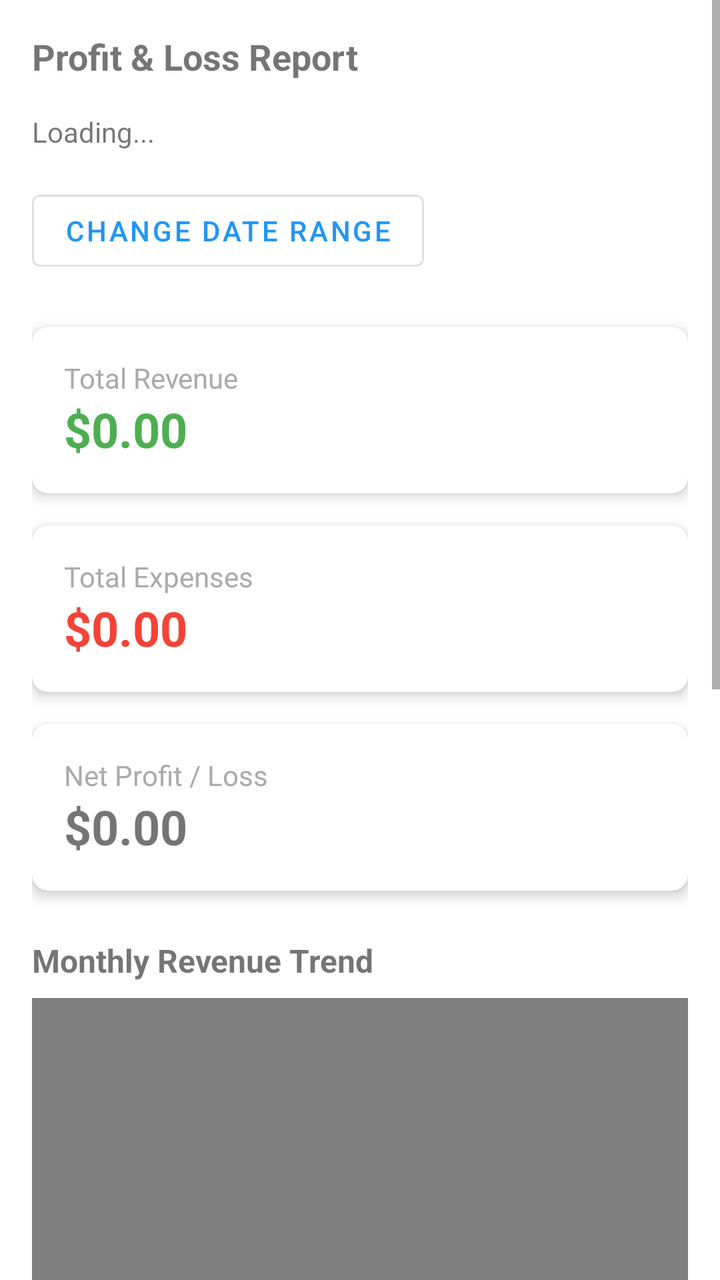
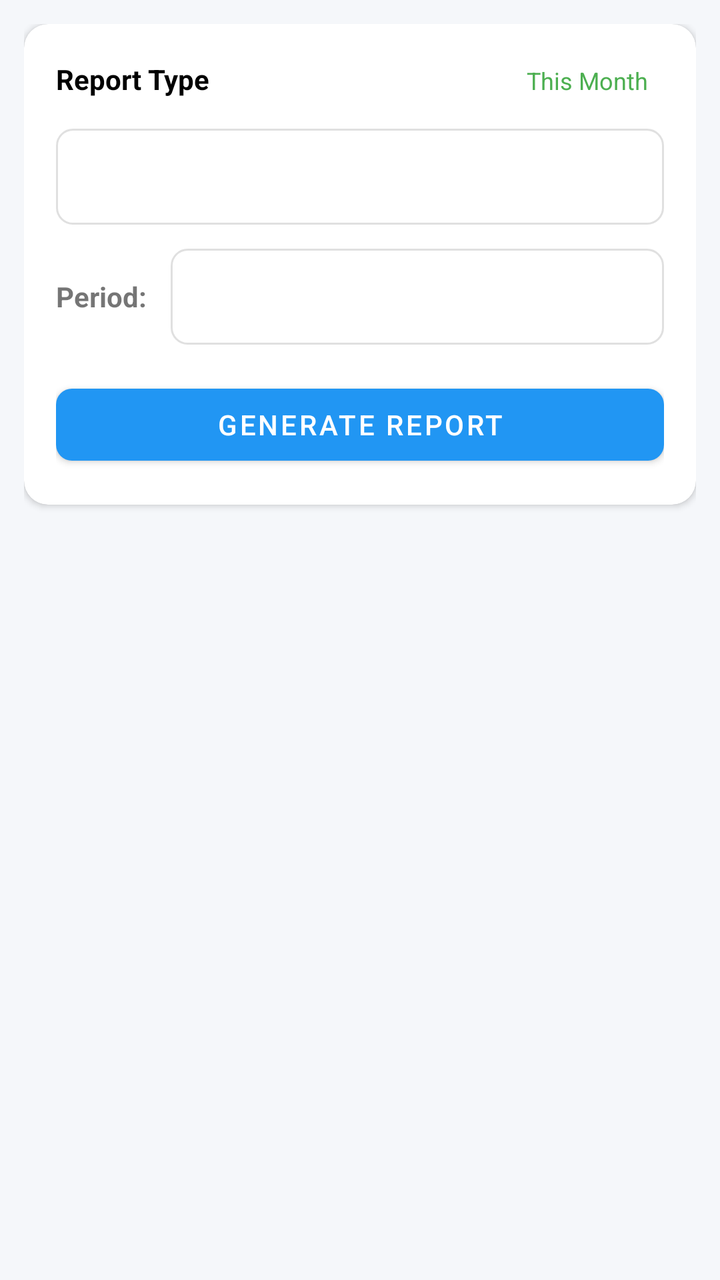

Screens rendered from an Android XML layout before and after an edit, with the pre-edit source and the edit as a unified diff.
<!-- AndroidManifest.xml: application theme Theme.InvoiceApp -->
<!-- res/layout/fragment_reports.xml -->
<?xml version="1.0" encoding="utf-8"?>
<ScrollView xmlns:android="http://schemas.android.com/apk/res/android"
    xmlns:app="http://schemas.android.com/apk/res-auto"
    android:layout_width="match_parent"
    android:layout_height="match_parent"
    android:fillViewport="true">

    <LinearLayout
        android:layout_width="match_parent"
        android:layout_height="wrap_content"
        android:orientation="vertical"
        android:padding="16dp">

        <ProgressBar
            android:id="@+id/progressBar"
            android:layout_width="wrap_content"
            android:layout_height="wrap_content"
            android:layout_gravity="center"
            android:visibility="gone"/>

        <TextView
            android:id="@+id/tvError"
            android:layout_width="match_parent"
            android:layout_height="wrap_content"
            android:textColor="@color/error"
            android:gravity="center"
            android:visibility="gone"/>

        <TextView
            android:layout_width="wrap_content"
            android:layout_height="wrap_content"
            android:text="Profit &amp; Loss Report"
            android:textSize="18sp"
            android:textStyle="bold"
            android:layout_marginBottom="16dp"/>

        <TextView
            android:id="@+id/tvDateRange"
            android:layout_width="wrap_content"
            android:layout_height="wrap_content"
            android:text="Loading..."
            android:layout_marginBottom="16dp"
            android:textSize="14sp"/>

        <Button
            android:id="@+id/btnGenerateReport"
            android:layout_width="wrap_content"
            android:layout_height="wrap_content"
            android:text="Change Date Range"
            android:layout_marginBottom="24dp"
            style="@style/Widget.MaterialComponents.Button.OutlinedButton"/>

        
        <androidx.cardview.widget.CardView
            android:layout_width="match_parent"
            android:layout_height="wrap_content"
            android:layout_marginBottom="16dp"
            app:cardCornerRadius="8dp"
            app:cardElevation="4dp">

            <LinearLayout
                android:layout_width="match_parent"
                android:layout_height="wrap_content"
                android:orientation="vertical"
                android:padding="16dp">

                <TextView
                    android:layout_width="wrap_content"
                    android:layout_height="wrap_content"
                    android:text="Total Revenue"
                    android:textSize="14sp"
                    android:textColor="@android:color/darker_gray"/>

                <TextView
                    android:id="@+id/tvTotalRevenue"
                    android:layout_width="wrap_content"
                    android:layout_height="wrap_content"
                    android:text="$0.00"
                    android:textSize="24sp"
                    android:textStyle="bold"
                    android:textColor="#4CAF50"/>

            </LinearLayout>

        </androidx.cardview.widget.CardView>

        
        <androidx.cardview.widget.CardView
            android:layout_width="match_parent"
            android:layout_height="wrap_content"
            android:layout_marginBottom="16dp"
            app:cardCornerRadius="8dp"
            app:cardElevation="4dp">

            <LinearLayout
                android:layout_width="match_parent"
                android:layout_height="wrap_content"
                android:orientation="vertical"
                android:padding="16dp">

                <TextView
                    android:layout_width="wrap_content"
                    android:layout_height="wrap_content"
                    android:text="Total Expenses"
                    android:textSize="14sp"
                    android:textColor="@android:color/darker_gray"/>

                <TextView
                    android:id="@+id/tvTotalExpenses"
                    android:layout_width="wrap_content"
                    android:layout_height="wrap_content"
                    android:text="$0.00"
                    android:textSize="24sp"
                    android:textStyle="bold"
                    android:textColor="#F44336"/>

            </LinearLayout>

        </androidx.cardview.widget.CardView>

        
        <androidx.cardview.widget.CardView
            android:layout_width="match_parent"
            android:layout_height="wrap_content"
            android:layout_marginBottom="24dp"
            app:cardCornerRadius="8dp"
            app:cardElevation="4dp">

            <LinearLayout
                android:layout_width="match_parent"
                android:layout_height="wrap_content"
                android:orientation="vertical"
                android:padding="16dp">

                <TextView
                    android:layout_width="wrap_content"
                    android:layout_height="wrap_content"
                    android:text="Net Profit / Loss"
                    android:textSize="14sp"
                    android:textColor="@android:color/darker_gray"/>

                <TextView
                    android:id="@+id/tvNetProfit"
                    android:layout_width="wrap_content"
                    android:layout_height="wrap_content"
                    android:text="$0.00"
                    android:textSize="24sp"
                    android:textStyle="bold"/>

            </LinearLayout>

        </androidx.cardview.widget.CardView>

        
        <TextView
            android:layout_width="wrap_content"
            android:layout_height="wrap_content"
            android:text="Monthly Revenue Trend"
            android:textSize="16sp"
            android:textStyle="bold"
            android:layout_marginBottom="8dp"/>

        <com.github.mikephil.charting.charts.BarChart
            android:id="@+id/barChart"
            android:layout_width="match_parent"
            android:layout_height="300dp" />

        <TextView
            android:layout_width="wrap_content"
            android:layout_height="wrap_content"
            android:layout_marginTop="24dp"
            android:layout_marginBottom="8dp"
            android:text="Invoice Status by Month"
            android:textSize="16sp"
            android:textStyle="bold" />

        <com.github.mikephil.charting.charts.BarChart
            android:id="@+id/invoiceStatusChart"
            android:layout_width="match_parent"
            android:layout_height="320dp" />

    </LinearLayout>

</ScrollView>
<!-- resources referenced by this layout -->
<resources>
  <color name="error">#F44336</color>
  <style name="Theme.InvoiceApp" parent="Theme.MaterialComponents.DayNight.NoActionBar">
          <item name="colorPrimary">@color/primary</item>
          <item name="colorPrimaryVariant">@color/primary_dark</item>
          <item name="colorOnPrimary">@color/white</item>
          <item name="colorSecondary">@color/accent</item>
          <item name="colorSecondaryVariant">@color/accent</item>
          <item name="colorOnSecondary">@color/black</item>
          <item name="android:statusBarColor">?attr/colorPrimaryVariant</item>
          <item name="bottomNavigationStyle">@style/Widget.App.BottomNavigationView</item>
      </style>
  <color name="primary">#2196F3</color>
  <color name="primary_dark">#1976D2</color>
  <color name="white">#FFFFFFFF</color>
  <color name="accent">#FF9800</color>
  <color name="black">#FF000000</color>
  <style name="Widget.App.BottomNavigationView" parent="Widget.MaterialComponents.BottomNavigationView.Colored">
          <item name="backgroundTint">@color/white</item>
          <item name="itemIconTint">@color/bottom_nav_colors</item>
          <item name="itemTextColor">@color/bottom_nav_colors</item>
          <item name="itemRippleColor">@color/primary</item>
      </style>
</resources>

<!-- the commit's change to res/layout/fragment_reports.xml (unified diff, before → after) -->
@@ -1,184 +1,406 @@
 <?xml version="1.0" encoding="utf-8"?>
-<ScrollView xmlns:android="http://schemas.android.com/apk/res/android"
+<LinearLayout xmlns:android="http://schemas.android.com/apk/res/android"
     xmlns:app="http://schemas.android.com/apk/res-auto"
     android:layout_width="match_parent"
     android:layout_height="match_parent"
-    android:fillViewport="true">
-
-    <LinearLayout
+    android:orientation="vertical"
+    android:background="#F5F7FA"
+    android:padding="12dp">
+
+    
+    <com.google.android.material.card.MaterialCardView
         android:layout_width="match_parent"
         android:layout_height="wrap_content"
-        android:orientation="vertical"
-        android:padding="16dp">
-
-        <ProgressBar
-            android:id="@+id/progressBar"
-            android:layout_width="wrap_content"
-            android:layout_height="wrap_content"
-            android:layout_gravity="center"
-            android:visibility="gone"/>
-
-        <TextView
-            android:id="@+id/tvError"
+        android:layout_marginBottom="12dp"
+        app:cardCornerRadius="12dp"
+        app:cardElevation="2dp">
+
+        <LinearLayout
             android:layout_width="match_parent"
             android:layout_height="wrap_content"
-            android:textColor="@color/error"
-            android:gravity="center"
-            android:visibility="gone"/>
-
-        <TextView
-            android:layout_width="wrap_content"
-            android:layout_height="wrap_content"
-            android:text="Profit &amp; Loss Report"
-            android:textSize="18sp"
-            android:textStyle="bold"
-            android:layout_marginBottom="16dp"/>
-
-        <TextView
-            android:id="@+id/tvDateRange"
-            android:layout_width="wrap_content"
-            android:layout_height="wrap_content"
-            android:text="Loading..."
-            android:layout_marginBottom="16dp"
-            android:textSize="14sp"/>
-
-        <Button
-            android:id="@+id/btnGenerateReport"
-            android:layout_width="wrap_content"
-            android:layout_height="wrap_content"
-            android:text="Change Date Range"
-            android:layout_marginBottom="24dp"
-            style="@style/Widget.MaterialComponents.Button.OutlinedButton"/>
-
-        
-        <androidx.cardview.widget.CardView
+            android:orientation="vertical"
+            android:padding="16dp">
+
+            <LinearLayout
+                android:layout_width="match_parent"
+                android:layout_height="wrap_content"
+                android:orientation="horizontal"
+                android:layout_marginBottom="12dp">
+
+                <TextView
+                    android:layout_width="0dp"
+                    android:layout_height="wrap_content"
+                    android:layout_weight="1"
+                    android:text="Report Type"
+                    android:textSize="14sp"
+                    android:textStyle="bold"
+                    android:textColor="@android:color/black" />
+
+                <TextView
+                    android:id="@+id/tvPeriod"
+                    android:layout_width="wrap_content"
+                    android:layout_height="wrap_content"
+                    android:text="This Month"
+                    android:textSize="12sp"
+                    android:paddingHorizontal="8dp"
+                    android:paddingVertical="4dp"
+                    android:textColor="#4CAF50" />
+
+            </LinearLayout>
+
+            <Spinner
+                android:id="@+id/spinnerReportType"
+                android:layout_width="match_parent"
+                android:layout_height="48dp"
+                android:background="@drawable/spinner_background"
+                android:padding="12dp" />
+
+            <LinearLayout
+                android:layout_width="match_parent"
+                android:layout_height="wrap_content"
+                android:orientation="horizontal"
+                android:layout_marginTop="12dp"
+                android:gravity="center_vertical">
+
+                <TextView
+                    android:layout_width="wrap_content"
+                    android:layout_height="wrap_content"
+                    android:text="Period:"
+                    android:textSize="14sp"
+                    android:textStyle="bold"
+                    android:layout_marginEnd="12dp"/>
+
+                <Spinner
+                    android:id="@+id/spinnerPeriod"
+                    android:layout_width="0dp"
+                    android:layout_height="48dp"
+                    android:layout_weight="1"
+                    android:background="@drawable/spinner_background"
+                    android:padding="12dp"/>
+
+            </LinearLayout>
+
+            <LinearLayout
+                android:id="@+id/layoutCustomDate"
+                android:layout_width="match_parent"
+                android:layout_height="wrap_content"
+                android:orientation="horizontal"
+                android:layout_marginTop="12dp"
+                android:visibility="gone">
+
+                <com.google.android.material.card.MaterialCardView
+                    android:layout_width="0dp"
+                    android:layout_height="wrap_content"
+                    android:layout_weight="1"
+                    android:layout_marginEnd="8dp"
+                    app:cardCornerRadius="8dp"
+                    app:cardElevation="1dp">
+
+                    <LinearLayout
+                        android:id="@+id/btnStartDate"
+                        android:layout_width="match_parent"
+                        android:layout_height="wrap_content"
+                        android:orientation="horizontal"
+                        android:padding="12dp"
+                        android:gravity="center_vertical"
+                        android:clickable="true"
+                        android:focusable="true">
+
+                        <TextView
+                            android:layout_width="0dp"
+                            android:layout_height="wrap_content"
+                            android:layout_weight="1"
+                            android:text="Start Date"
+                            android:textSize="13sp" />
+
+                        <TextView
+                            android:id="@+id/tvStartDate"
+                            android:layout_width="wrap_content"
+                            android:layout_height="wrap_content"
+                            android:text="Select"
+                            android:textSize="13sp"
+                            android:textColor="#4CAF50" />
+
+                    </LinearLayout>
+
+                </com.google.android.material.card.MaterialCardView>
+
+                <com.google.android.material.card.MaterialCardView
+                    android:layout_width="0dp"
+                    android:layout_height="wrap_content"
+                    android:layout_weight="1"
+                    android:layout_marginStart="8dp"
+                    app:cardCornerRadius="8dp"
+                    app:cardElevation="1dp">
+
+                    <LinearLayout
+                        android:id="@+id/btnEndDate"
+                        android:layout_width="match_parent"
+                        android:layout_height="wrap_content"
+                        android:orientation="horizontal"
+                        android:padding="12dp"
+                        android:gravity="center_vertical"
+                        android:clickable="true"
+                        android:focusable="true">
+
+                        <TextView
+                            android:layout_width="0dp"
+                            android:layout_height="wrap_content"
+                            android:layout_weight="1"
+                            android:text="End Date"
+                            android:textSize="13sp" />
+
+                        <TextView
+                            android:id="@+id/tvEndDate"
+                            android:layout_width="wrap_content"
+                            android:layout_height="wrap_content"
+                            android:text="Select"
+                            android:textSize="13sp"
+                            android:textColor="#4CAF50" />
+
+                    </LinearLayout>
+
+                </com.google.android.material.card.MaterialCardView>
+
+            </LinearLayout>
+
+            <com.google.android.material.button.MaterialButton
+                android:id="@+id/btnGenerateReport"
+                android:layout_width="match_parent"
+                android:layout_height="48dp"
+                android:layout_marginTop="16dp"
+                android:text="Generate Report"
+                app:cornerRadius="8dp" />
+
+        </LinearLayout>
+
+    </com.google.android.material.card.MaterialCardView>
+
+    <ProgressBar
+        android:id="@+id/progressBar"
+        android:layout_width="wrap_content"
+        android:layout_height="wrap_content"
+        android:layout_gravity="center"
+        android:visibility="gone"/>
+
+    <TextView
+        android:id="@+id/tvError"
+        android:layout_width="match_parent"
+        android:layout_height="wrap_content"
+        android:textColor="@color/error"
+        android:gravity="center"
+        android:visibility="gone"/>
+
+    
+    <com.google.android.material.card.MaterialCardView
+        android:id="@+id/cardReportContent"
+        android:layout_width="match_parent"
+        android:layout_height="wrap_content"
+        android:layout_marginTop="12dp"
+        android:visibility="gone"
+        app:cardCornerRadius="12dp"
+        app:cardElevation="2dp">
+
+        <LinearLayout
             android:layout_width="match_parent"
             android:layout_height="wrap_content"
-            android:layout_marginBottom="16dp"
-            app:cardCornerRadius="8dp"
-            app:cardElevation="4dp">
-
+            android:orientation="vertical"
+            android:padding="16dp">
+
+            <TextView
+                android:id="@+id/tvReportTitle"
+                android:layout_width="wrap_content"
+                android:layout_height="wrap_content"
+                android:text="Report"
+                android:textSize="20sp"
+                android:textStyle="bold"
+                android:textColor="@android:color/black"
+                android:layout_marginBottom="4dp"/>
+
+            <TextView
+                android:id="@+id/tvReportPeriod"
+                android:layout_width="wrap_content"
+                android:layout_height="wrap_content"
+                android:text=""
+                android:textSize="12sp"
+                android:textColor="@android:color/darker_gray"
+                android:layout_marginBottom="16dp"/>
+
+            
             <LinearLayout
                 android:layout_width="match_parent"
                 android:layout_height="wrap_content"
-                android:orientation="vertical"
-                android:padding="16dp">
-
-                <TextView
-                    android:layout_width="wrap_content"
-                    android:layout_height="wrap_content"
-                    android:text="Total Revenue"
-                    android:textSize="14sp"
-                    android:textColor="@android:color/darker_gray"/>
-
-                <TextView
-                    android:id="@+id/tvTotalRevenue"
-                    android:layout_width="wrap_content"
-                    android:layout_height="wrap_content"
-                    android:text="$0.00"
-                    android:textSize="24sp"
-                    android:textStyle="bold"
-                    android:textColor="#4CAF50"/>
+                android:orientation="horizontal"
+                android:baselineAligned="false">
+
+                <com.google.android.material.card.MaterialCardView
+                    android:layout_width="0dp"
+                    android:layout_height="wrap_content"
+                    android:layout_weight="1"
+                    android:layout_marginEnd="6dp"
+                    app:cardCornerRadius="8dp"
+                    app:cardElevation="1dp">
+
+                    <LinearLayout
+                        android:layout_width="match_parent"
+                        android:layout_height="wrap_content"
+                        android:orientation="vertical"
+                        android:padding="12dp"
+                        android:gravity="center">
+
+                        <TextView
+                            android:layout_width="wrap_content"
+                            android:layout_height="wrap_content"
+                            android:text="Revenue"
+                            android:textSize="12sp"
+                            android:textColor="@android:color/darker_gray"/>
+
+                        <TextView
+                            android:id="@+id/tvReportTotalRevenue"
+                            android:layout_width="wrap_content"
+                            android:layout_height="wrap_content"
+                            android:text="R0.00"
+                            android:textSize="18sp"
+                            android:textStyle="bold"
+                            android:textColor="#4CAF50"/>
+
+                    </LinearLayout>
+                </com.google.android.material.card.MaterialCardView>
+
+                <com.google.android.material.card.MaterialCardView
+                    android:layout_width="0dp"
+                    android:layout_height="wrap_content"
+                    android:layout_weight="1"
+                    android:layout_marginStart="3dp"
+                    android:layout_marginEnd="3dp"
+                    app:cardCornerRadius="8dp"
+                    app:cardElevation="1dp">
+
+                    <LinearLayout
+                        android:layout_width="match_parent"
+                        android:layout_height="wrap_content"
+                        android:orientation="vertical"
+                        android:padding="12dp"
+                        android:gravity="center">
+
+                        <TextView
+                            android:layout_width="wrap_content"
+                            android:layout_height="wrap_content"
+                            android:text="Expenses"
+                            android:textSize="12sp"
+                            android:textColor="@android:color/darker_gray"/>
+
+                        <TextView
+                            android:id="@+id/tvReportTotalExpenses"
+                            android:layout_width="wrap_content"
+                            android:layout_height="wrap_content"
+                            android:text="R0.00"
+                            android:textSize="18sp"
+                            android:textStyle="bold"
+                            android:textColor="#F44336"/>
+
+                    </LinearLayout>
+                </com.google.android.material.card.MaterialCardView>
+
+                <com.google.android.material.card.MaterialCardView
+                    android:layout_width="0dp"
+                    android:layout_height="wrap_content"
+                    android:layout_weight="1"
+                    android:layout_marginStart="6dp"
+                    app:cardCornerRadius="8dp"
+                    app:cardElevation="1dp">
+
+                    <LinearLayout
+                        android:layout_width="match_parent"
+                        android:layout_height="wrap_content"
+                        android:orientation="vertical"
+                        android:padding="12dp"
+                        android:gravity="center">
+
+                        <TextView
+                            android:layout_width="wrap_content"
+                            android:layout_height="wrap_content"
+                            android:text="Net Profit"
+                            android:textSize="12sp"
+                            android:textColor="@android:color/darker_gray"/>
+
+                        <TextView
+                            android:id="@+id/tvReportNetProfit"
+                            android:layout_width="wrap_content"
+                            android:layout_height="wrap_content"
+                            android:text="R0.00"
+                            android:textSize="18sp"
+                            android:textStyle="bold"
+                            android:textColor="#2196F3"/>
+
+                    </LinearLayout>
+                </com.google.android.material.card.MaterialCardView>
 
             </LinearLayout>
 
-        </androidx.cardview.widget.CardView>
-
-        
-        <androidx.cardview.widget.CardView
-            android:layout_width="match_parent"
-            android:layout_height="wrap_content"
-            android:layout_marginBottom="16dp"
-            app:cardCornerRadius="8dp"
-            app:cardElevation="4dp">
-
-            <LinearLayout
-                android:layout_width="match_parent"
-                android:layout_height="wrap_content"
-                android:orientation="vertical"
-                android:padding="16dp">
-
-                <TextView
-                    android:layout_width="wrap_content"
-                    android:layout_height="wrap_content"
-                    android:text="Total Expenses"
-                    android:textSize="14sp"
-                    android:textColor="@android:color/darker_gray"/>
-
-                <TextView
-                    android:id="@+id/tvTotalExpenses"
-                    android:layout_width="wrap_content"
-                    android:layout_height="wrap_content"
-                    android:text="$0.00"
-                    android:textSize="24sp"
-                    android:textStyle="bold"
-                    android:textColor="#F44336"/>
-
-            </LinearLayout>
-
-        </androidx.cardview.widget.CardView>
-
-        
-        <androidx.cardview.widget.CardView
-            android:layout_width="match_parent"
-            android:layout_height="wrap_content"
-            android:layout_marginBottom="24dp"
-            app:cardCornerRadius="8dp"
-            app:cardElevation="4dp">
-
-            <LinearLayout
-                android:layout_width="match_parent"
-                android:layout_height="wrap_content"
-                android:orientation="vertical"
-                android:padding="16dp">
-
-                <TextView
-                    android:layout_width="wrap_content"
-                    android:layout_height="wrap_content"
-                    android:text="Net Profit / Loss"
-                    android:textSize="14sp"
-                    android:textColor="@android:color/darker_gray"/>
-
-                <TextView
-                    android:id="@+id/tvNetProfit"
-                    android:layout_width="wrap_content"
-                    android:layout_height="wrap_content"
-                    android:text="$0.00"
-                    android:textSize="24sp"
-                    android:textStyle="bold"/>
-
-            </LinearLayout>
-
-        </androidx.cardview.widget.CardView>
-
-        
-        <TextView
-            android:layout_width="wrap_content"
-            android:layout_height="wrap_content"
-            android:text="Monthly Revenue Trend"
-            android:textSize="16sp"
-            android:textStyle="bold"
-            android:layout_marginBottom="8dp"/>
-
-        <com.github.mikephil.charting.charts.BarChart
-            android:id="@+id/barChart"
-            android:layout_width="match_parent"
-            android:layout_height="300dp" />
-
-        <TextView
-            android:layout_width="wrap_content"
-            android:layout_height="wrap_content"
-            android:layout_marginTop="24dp"
-            android:layout_marginBottom="8dp"
-            android:text="Invoice Status by Month"
-            android:textSize="16sp"
-            android:textStyle="bold" />
-
-        <com.github.mikephil.charting.charts.BarChart
-            android:id="@+id/invoiceStatusChart"
-            android:layout_width="match_parent"
-            android:layout_height="320dp" />
-
-    </LinearLayout>
-
-</ScrollView>
+            
+            <TextView
+                android:layout_width="wrap_content"
+                android:layout_height="wrap_content"
+                android:layout_marginTop="20dp"
+                android:text="Trend Analysis"
+                android:textSize="14sp"
+                android:textStyle="bold"
+                android:textColor="@android:color/black"/>
+
+            <com.google.android.material.card.MaterialCardView
+                android:layout_width="match_parent"
+                android:layout_height="wrap_content"
+                android:layout_marginTop="8dp"
+                app:cardCornerRadius="8dp"
+                app:cardElevation="1dp">
+
+                <com.github.mikephil.charting.charts.BarChart
+                    android:id="@+id/barChart"
+                    android:layout_width="match_parent"
+                    android:layout_height="250dp"
+                    android:layout_margin="8dp"/>
+
+            </com.google.android.material.card.MaterialCardView>
+
+            
+            <TextView
+                android:layout_width="wrap_content"
+                android:layout_height="wrap_content"
+                android:layout_marginTop="20dp"
+                android:text="Detailed Data"
+                android:textSize="14sp"
+                android:textStyle="bold"
+                android:textColor="@android:color/black"
+                android:layout_marginBottom="8dp"/>
+
+            <com.google.android.material.card.MaterialCardView
+                android:layout_width="match_parent"
+                android:layout_height="wrap_content"
+                app:cardCornerRadius="8dp"
+                app:cardElevation="1dp">
+
+                <androidx.recyclerview.widget.RecyclerView
+                    android:id="@+id/recyclerViewDetails"
+                    android:layout_width="match_parent"
+                    android:layout_height="wrap_content"
+                    android:nestedScrollingEnabled="false"/>
+
+            </com.google.android.material.card.MaterialCardView>
+
+            
+            <com.google.android.material.button.MaterialButton
+                android:id="@+id/btnExport"
+                android:layout_width="match_parent"
+                android:layout_height="48dp"
+                android:layout_marginTop="16dp"
+                android:text="Export to CSV"
+                style="@style/Widget.MaterialComponents.Button.OutlinedButton"
+                app:cornerRadius="8dp"
+                android:visibility="gone"/>
+
+        </LinearLayout>
+
+    </com.google.android.material.card.MaterialCardView>
+
+</LinearLayout>
<!-- resource entries referenced after the edit -->
@@ -1,6 +1,14 @@
 <!-- resources referenced by this layout -->
 <resources>
   <color name="error">#F44336</color>
+  <!-- drawable spinner_background (drawable) -->
+  <?xml version="1.0" encoding="utf-8"?>
+  <shape xmlns:android="http://schemas.android.com/apk/res/android">
+      <solid android:color="@android:color/white" />
+      <stroke android:width="1dp" android:color="#E0E0E0" />
+      <corners android:radius="8dp" />
+      <padding android:left="12dp" android:top="12dp" android:right="12dp" android:bottom="12dp" />
+  </shape>
   <style name="Theme.InvoiceApp" parent="Theme.MaterialComponents.DayNight.NoActionBar">
           <item name="colorPrimary">@color/primary</item>
           <item name="colorPrimaryVariant">@color/primary_dark</item>
